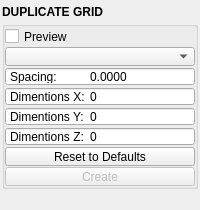
Old version of the form mayatk/edit_utils/duplicate_grid.ui in the repository m3trik/mayatk.
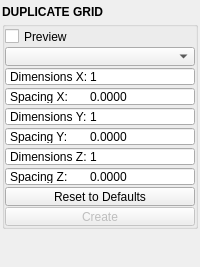
New version of the form. Custom widgets are drawn as their Qt base class.

Commit message: Class-namespaced API + auto-__all__; DCC-bridge params_module + Rizom visibility fixes; registry refresh (see CHANGELOG)

What changed in the file:
```diff
--- a/mayatk/edit_utils/duplicate_grid.ui
+++ b/mayatk/edit_utils/duplicate_grid.ui
@@ -7,7 +7,7 @@
     <x>0</x>
     <y>0</y>
     <width>200</width>
-    <height>207</height>
+    <height>267</height>
    </rect>
   </property>
   <property name="tabShape">
@@ -99,205 +99,6 @@
          <property name="verticalSpacing">
           <number>1</number>
          </property>
-         <item row="7" column="0" colspan="2">
-          <widget class="QSpinBox" name="s002">
-           <property name="minimumSize">
-            <size>
-             <width>0</width>
-             <height>19</height>
-            </size>
-           </property>
-           <property name="maximumSize">
-            <size>
-             <width>16777215</width>
-             <height>19</height>
-            </size>
-           </property>
-           <property name="toolTip">
-            <string>Duplicate: transform Z amount</string>
-           </property>
-           <property name="buttonSymbols">
-            <enum>QAbstractSpinBox::NoButtons</enum>
-           </property>
-           <property name="prefix">
-            <string>Dimentions Z:	</string>
-           </property>
-           <property name="minimum">
-            <number>-100</number>
-           </property>
-           <property name="maximum">
-            <number>100</number>
-           </property>
-          </widget>
-         </item>
-         <item row="9" column="0" colspan="2">
-          <layout class="QHBoxLayout" name="horizontalLayout_2">
-           <property name="spacing">
-            <number>0</number>
-           </property>
-           <item>
-            <widget class="QPushButton" name="b000">
-             <property name="enabled">
-              <bool>false</bool>
-             </property>
-             <property name="minimumSize">
-              <size>
-               <width>0</width>
-               <height>19</height>
-              </size>
-             </property>
-             <property name="maximumSize">
-              <size>
-               <width>16777215</width>
-               <height>19</height>
-              </size>
-             </property>
-             <property name="toolTip">
-              <string>Finish the duplicate operation.</string>
-             </property>
-             <property name="layoutDirection">
-              <enum>Qt::RightToLeft</enum>
-             </property>
-             <property name="text">
-              <string>Create</string>
-             </property>
-             <property name="autoDefault">
-              <bool>false</bool>
-             </property>
-             <property name="default">
-              <bool>false</bool>
-             </property>
-             <property name="flat">
-              <bool>false</bool>
-             </property>
-             <property name="bnabled" stdset="0">
-              <bool>true</bool>
-             </property>
-            </widget>
-           </item>
-          </layout>
-         </item>
-         <item row="6" column="0" colspan="2">
-          <widget class="QSpinBox" name="s001">
-           <property name="minimumSize">
-            <size>
-             <width>0</width>
-             <height>19</height>
-            </size>
-           </property>
-           <property name="maximumSize">
-            <size>
-             <width>16777215</width>
-             <height>19</height>
-            </size>
-           </property>
-           <property name="toolTip">
-            <string>Duplicate: transform Y amount</string>
-           </property>
-           <property name="buttonSymbols">
-            <enum>QAbstractSpinBox::NoButtons</enum>
-           </property>
-           <property name="prefix">
-            <string>Dimentions Y:	</string>
-           </property>
-           <property name="minimum">
-            <number>-100</number>
-           </property>
-           <property name="maximum">
-            <number>100</number>
-           </property>
-          </widget>
-         </item>
-         <item row="4" column="0" colspan="2">
-          <widget class="QDoubleSpinBox" name="s003">
-           <property name="minimumSize">
-            <size>
-             <width>0</width>
-             <height>19</height>
-            </size>
-           </property>
-           <property name="maximumSize">
-            <size>
-             <width>16777215</width>
-             <height>19</height>
-            </size>
-           </property>
-           <property name="toolTip">
-            <string>&lt;html&gt;&lt;head/&gt;&lt;body&gt;&lt;p&gt;Controls the spacing between each object on all three axis.&lt;/p&gt;&lt;/body&gt;&lt;/html&gt;</string>
-           </property>
-           <property name="buttonSymbols">
-            <enum>QAbstractSpinBox::NoButtons</enum>
-           </property>
-           <property name="prefix">
-            <string>Spacing:	</string>
-           </property>
-           <property name="decimals">
-            <number>4</number>
-           </property>
-           <property name="minimum">
-            <double>-100000.000000000000000</double>
-           </property>
-           <property name="maximum">
-            <double>1000000.000000000000000</double>
-           </property>
-           <property name="singleStep">
-            <double>1.000000000000000</double>
-           </property>
-           <property name="value">
-            <double>0.000000000000000</double>
-           </property>
-          </widget>
-         </item>
-         <item row="5" column="0" colspan="2">
-          <widget class="QSpinBox" name="s000">
-           <property name="minimumSize">
-            <size>
-             <width>0</width>
-             <height>19</height>
-            </size>
-           </property>
-           <property name="maximumSize">
-            <size>
-             <width>16777215</width>
-             <height>19</height>
-            </size>
-           </property>
-           <property name="toolTip">
-            <string>Duplicate: transform X amount</string>
-           </property>
-           <property name="buttonSymbols">
-            <enum>QAbstractSpinBox::NoButtons</enum>
-           </property>
-           <property name="prefix">
-            <string>Dimentions X:	</string>
-           </property>
-           <property name="minimum">
-            <number>-100</number>
-           </property>
-           <property name="maximum">
-            <number>100</number>
-           </property>
-          </widget>
-         </item>
-         <item row="3" column="0" colspan="2">
-          <widget class="ComboBox" name="cmb000">
-           <property name="minimumSize">
-            <size>
-             <width>0</width>
-             <height>19</height>
-            </size>
-           </property>
-           <property name="maximumSize">
-            <size>
-             <width>16777215</width>
-             <height>19</height>
-            </size>
-           </property>
-           <property name="toolTip">
-            <string>&lt;html&gt;&lt;head/&gt;&lt;body&gt;&lt;p&gt;How the grid copies are produced — all three name the result after the source object:&lt;/p&gt;&lt;p&gt;&lt;span style=&quot; font-weight:600;&quot;&gt;Combine&lt;/span&gt; — merge every copy into a single mesh.&lt;/p&gt;&lt;p&gt;&lt;span style=&quot; font-weight:600;&quot;&gt;Instance&lt;/span&gt; — instanced copies (shared shape), grouped.&lt;/p&gt;&lt;p&gt;&lt;span style=&quot; font-weight:600;&quot;&gt;Unique&lt;/span&gt; — independent copies, grouped.&lt;/p&gt;&lt;/body&gt;&lt;/html&gt;</string>
-           </property>
-          </widget>
-         </item>
          <item row="1" column="0" colspan="2">
           <layout class="QHBoxLayout" name="horizontalLayout">
            <property name="spacing">
@@ -336,7 +137,248 @@
            </item>
           </layout>
          </item>
+         <item row="2" column="0" colspan="2">
+          <widget class="ComboBox" name="cmb000">
+           <property name="minimumSize">
+            <size>
+             <width>0</width>
+             <height>19</height>
+            </size>
+           </property>
+           <property name="maximumSize">
+            <size>
+             <width>16777215</width>
+             <height>19</height>
+            </size>
+           </property>
+           <property name="toolTip">
+            <string>&lt;html&gt;&lt;head/&gt;&lt;body&gt;&lt;p&gt;How the grid copies are produced — all three name the result after the source object:&lt;/p&gt;&lt;p&gt;&lt;span style=&quot; font-weight:600;&quot;&gt;Combine&lt;/span&gt; — merge every copy into a single mesh.&lt;/p&gt;&lt;p&gt;&lt;span style=&quot; font-weight:600;&quot;&gt;Instance&lt;/span&gt; — instanced copies (shared shape), grouped.&lt;/p&gt;&lt;p&gt;&lt;span style=&quot; font-weight:600;&quot;&gt;Unique&lt;/span&gt; — independent copies, grouped.&lt;/p&gt;&lt;/body&gt;&lt;/html&gt;</string>
+           </property>
+          </widget>
+         </item>
+         <item row="3" column="0" colspan="2">
+          <widget class="SpinBox" name="s000">
+           <property name="minimumSize">
+            <size>
+             <width>0</width>
+             <height>19</height>
+            </size>
+           </property>
+           <property name="maximumSize">
+            <size>
+             <width>16777215</width>
+             <height>19</height>
+            </size>
+           </property>
+           <property name="toolTip">
+            <string>Number of copies along X (minimum 1).</string>
+           </property>
+           <property name="buttonSymbols">
+            <enum>QAbstractSpinBox::NoButtons</enum>
+           </property>
+           <property name="prefix">
+            <string>Dimensions X:	</string>
+           </property>
+           <property name="minimum">
+            <number>1</number>
+           </property>
+           <property name="maximum">
+            <number>100</number>
+           </property>
+           <property name="value">
+            <number>1</number>
+           </property>
+          </widget>
+         </item>
+         <item row="4" column="0" colspan="2">
+          <widget class="DoubleSpinBox" name="s003">
+           <property name="minimumSize">
+            <size>
+             <width>0</width>
+             <height>19</height>
+            </size>
+           </property>
+           <property name="maximumSize">
+            <size>
+             <width>16777215</width>
+             <height>19</height>
+            </size>
+           </property>
+           <property name="toolTip">
+            <string>&lt;html&gt;&lt;head/&gt;&lt;body&gt;&lt;p&gt;Extra spacing between copies along X (added to the bounding-box size).&lt;/p&gt;&lt;p&gt;Use the lock button to move the other locked spacing fields by the same amount.&lt;/p&gt;&lt;/body&gt;&lt;/html&gt;</string>
+           </property>
+           <property name="buttonSymbols">
+            <enum>QAbstractSpinBox::NoButtons</enum>
+           </property>
+           <property name="prefix">
+            <string>Spacing X:	</string>
+           </property>
+           <property name="decimals">
+            <number>4</number>
+           </property>
+           <property name="minimum">
+            <double>-100000.000000000000000</double>
+           </property>
+           <property name="maximum">
+            <double>1000000.000000000000000</double>
+           </property>
+           <property name="singleStep">
+            <double>1.000000000000000</double>
+           </property>
+           <property name="value">
+            <double>0.000000000000000</double>
+           </property>
+          </widget>
+         </item>
+         <item row="5" column="0" colspan="2">
+          <widget class="SpinBox" name="s001">
+           <property name="minimumSize">
+            <size>
+             <width>0</width>
+             <height>19</height>
+            </size>
+           </property>
+           <property name="maximumSize">
+            <size>
+             <width>16777215</width>
+             <height>19</height>
+            </size>
+           </property>
+           <property name="toolTip">
+            <string>Number of copies along Y (minimum 1).</string>
+           </property>
+           <property name="buttonSymbols">
+            <enum>QAbstractSpinBox::NoButtons</enum>
+           </property>
+           <property name="prefix">
+            <string>Dimensions Y:	</string>
+           </property>
+           <property name="minimum">
+            <number>1</number>
+           </property>
+           <property name="maximum">
+            <number>100</number>
+           </property>
+           <property name="value">
+            <number>1</number>
+           </property>
+          </widget>
+         </item>
+         <item row="6" column="0" colspan="2">
+          <widget class="DoubleSpinBox" name="s004">
+           <property name="minimumSize">
+            <size>
+             <width>0</width>
+             <height>19</height>
+            </size>
+           </property>
+           <property name="maximumSize">
+            <size>
+             <width>16777215</width>
+             <height>19</height>
+            </size>
+           </property>
+           <property name="toolTip">
+            <string>&lt;html&gt;&lt;head/&gt;&lt;body&gt;&lt;p&gt;Extra spacing between copies along Y (added to the bounding-box size).&lt;/p&gt;&lt;p&gt;Use the lock button to move the other locked spacing fields by the same amount.&lt;/p&gt;&lt;/body&gt;&lt;/html&gt;</string>
+           </property>
+           <property name="buttonSymbols">
+            <enum>QAbstractSpinBox::NoButtons</enum>
+           </property>
+           <property name="prefix">
+            <string>Spacing Y:	</string>
+           </property>
+           <property name="decimals">
+            <number>4</number>
+           </property>
+           <property name="minimum">
+            <double>-100000.000000000000000</double>
+           </property>
+           <property name="maximum">
+            <double>1000000.000000000000000</double>
+           </property>
+           <property name="singleStep">
+            <double>1.000000000000000</double>
+           </property>
+           <property name="value">
+            <double>0.000000000000000</double>
+           </property>
+          </widget>
+         </item>
+         <item row="7" column="0" colspan="2">
+          <widget class="SpinBox" name="s002">
+           <property name="minimumSize">
+            <size>
+             <width>0</width>
+             <height>19</height>
+            </size>
+           </property>
+           <property name="maximumSize">
+            <size>
+             <width>16777215</width>
+             <height>19</height>
+            </size>
+           </property>
+           <property name="toolTip">
+            <string>Number of copies along Z (minimum 1).</string>
+           </property>
+           <property name="buttonSymbols">
+            <enum>QAbstractSpinBox::NoButtons</enum>
+           </property>
+           <property name="prefix">
+            <string>Dimensions Z:	</string>
+           </property>
+           <property name="minimum">
+            <number>1</number>
+           </property>
+           <property name="maximum">
+            <number>100</number>
+           </property>
+           <property name="value">
+            <number>1</number>
+           </property>
+          </widget>
+         </item>
          <item row="8" column="0" colspan="2">
+          <widget class="DoubleSpinBox" name="s005">
+           <property name="minimumSize">
+            <size>
+             <width>0</width>
+             <height>19</height>
+            </size>
+           </property>
+           <property name="maximumSize">
+            <size>
+             <width>16777215</width>
+             <height>19</height>
+            </size>
+           </property>
+           <property name="toolTip">
+            <string>&lt;html&gt;&lt;head/&gt;&lt;body&gt;&lt;p&gt;Extra spacing between copies along Z (added to the bounding-box size).&lt;/p&gt;&lt;p&gt;Use the lock button to move the other locked spacing fields by the same amount.&lt;/p&gt;&lt;/body&gt;&lt;/html&gt;</string>
+           </property>
+           <property name="buttonSymbols">
+            <enum>QAbstractSpinBox::NoButtons</enum>
+           </property>
+           <property name="prefix">
+            <string>Spacing Z:	</string>
+           </property>
+           <property name="decimals">
+            <number>4</number>
+           </property>
+           <property name="minimum">
+            <double>-100000.000000000000000</double>
+           </property>
+           <property name="maximum">
+            <double>1000000.000000000000000</double>
+           </property>
+           <property name="singleStep">
+            <double>1.000000000000000</double>
+           </property>
+           <property name="value">
+            <double>0.000000000000000</double>
+           </property>
+          </widget>
+         </item>
+         <item row="9" column="0" colspan="2">
           <widget class="QPushButton" name="b001">
            <property name="minimumSize">
             <size>
@@ -367,6 +409,53 @@
            </property>
           </widget>
          </item>
+         <item row="10" column="0" colspan="2">
+          <layout class="QHBoxLayout" name="horizontalLayout_2">
+           <property name="spacing">
+            <number>0</number>
+           </property>
+           <item>
+            <widget class="QPushButton" name="b000">
+             <property name="enabled">
+              <bool>false</bool>
+             </property>
+             <property name="minimumSize">
+              <size>
+               <width>0</width>
+               <height>19</height>
+              </size>
+             </property>
+             <property name="maximumSize">
+              <size>
+               <width>16777215</width>
+               <height>19</height>
+              </size>
+             </property>
+             <property name="toolTip">
+              <string>Finish the duplicate operation.</string>
+             </property>
+             <property name="layoutDirection">
+              <enum>Qt::RightToLeft</enum>
+             </property>
+             <property name="text">
+              <string>Create</string>
+             </property>
+             <property name="autoDefault">
+              <bool>false</bool>
+             </property>
+             <property name="default">
+              <bool>false</bool>
+             </property>
+             <property name="flat">
+              <bool>false</bool>
+             </property>
+             <property name="bnabled" stdset="0">
+              <bool>true</bool>
+             </property>
+            </widget>
+           </item>
+          </layout>
+         </item>
         </layout>
        </widget>
       </item>
@@ -410,6 +499,16 @@
    <extends>QComboBox</extends>
    <header>uitk.widgets.comboBox.ComboBox.h</header>
   </customwidget>
+  <customwidget>
+   <class>DoubleSpinBox</class>
+   <extends>QDoubleSpinBox</extends>
+   <header>widgets.doublespinbox.h</header>
+  </customwidget>
+  <customwidget>
+   <class>SpinBox</class>
+   <extends>QSpinBox</extends>
+   <header>uitk.widgets.spinBox.SpinBox.h</header>
+  </customwidget>
   <customwidget>
    <class>Footer</class>
    <extends>QWidget</extends>
```
The commit also changes 235 other files.
